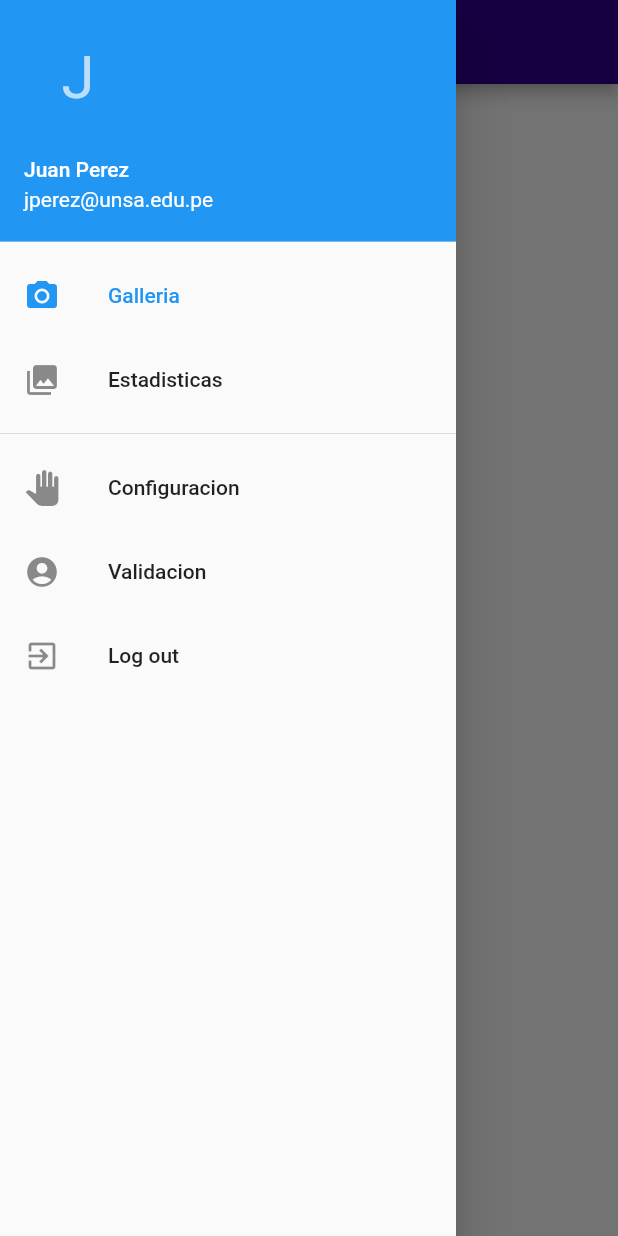
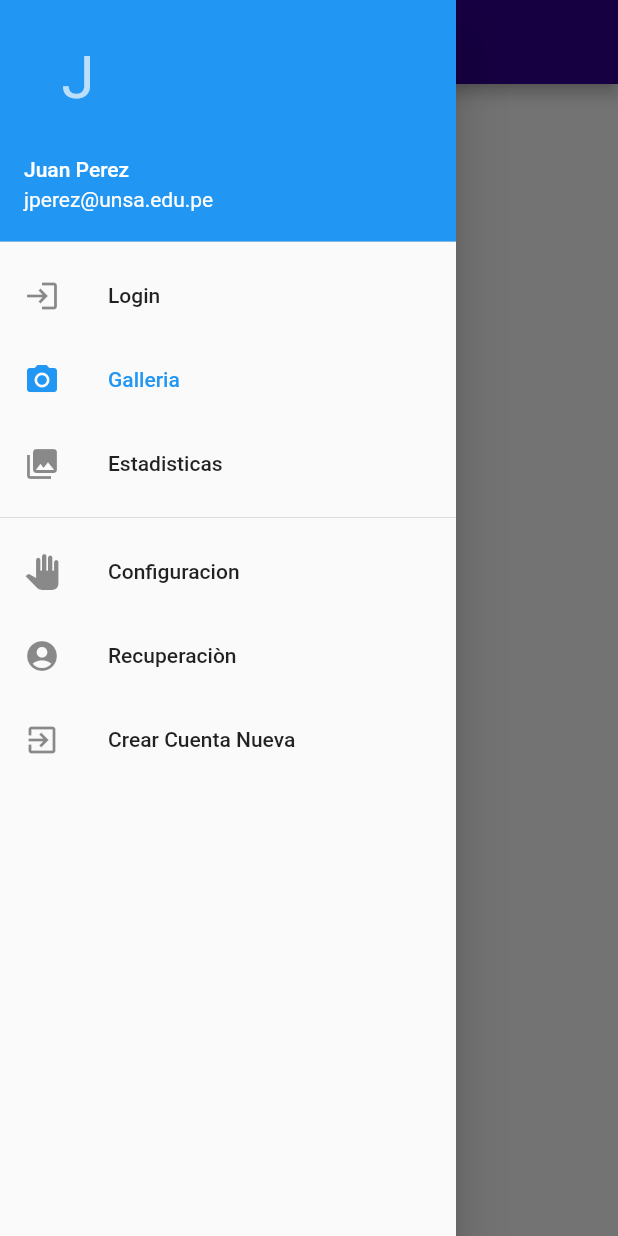
Before and after one commit to ealvan/dartProjectIHC, a Flutter app: the screen it shows after launch, with the side drawer open, on a phone screen of 412 x 824 dp. Run offline on Flutter 3.47's test engine with Material 2 defaults, Android fonts, the phone set to English and light mode, and no system bars; our stand-ins replace charts_flutter; missing offline and left inert: flutter_auth_buttons; network calls fail.

```diff
--- a/lib/charts/Statistics.dart
+++ b/lib/charts/Statistics.dart
@@ -11,24 +11,6 @@ void main() {
   runApp(Statistics());
 }
 
-final m5 = Padding(
-  padding: EdgeInsets.all(8.0),
-  child: Container(
-    child: Center(
-      child: Column(
-        children: <Widget>[
-          Text(
-            'Tasa de remuneraciones por jugadores',
-            style: TextStyle(fontSize: 24.0, fontWeight: FontWeight.bold),
-          ),
-          Expanded(
-            child: PointsLineChart.withSampleData(),
-          ),
-        ],
-      ),
-    ),
-  ),
-);
 final m4 = Padding(
   padding: EdgeInsets.all(8.0),
   child: Container(
@@ -101,8 +83,27 @@ final m1 = Padding(
     ),
   ),
 );
+final m5 = Padding(
+  padding: EdgeInsets.all(8.0),
+  child: Container(
+    child: Center(
+      child: Column(
+        children: <Widget>[
+          Text(
+            "Tasa de intercambios por jugador",
+            style: TextStyle(fontSize: 24.0, fontWeight: FontWeight.bold),
+          ),
+          Expanded(
+            child: PointsLineChart.withSampleData(),
+          ),
+        ],
+      ),
+    ),
+  ),
+);
 
 class Statistics extends StatelessWidget {
+  //********************************************************************* */
   @override
   Widget build(BuildContext context) {
     return MaterialApp(
@@ -119,16 +120,10 @@ class Statistics extends StatelessWidget {
                 Tab(icon: Icon(Icons.login_rounded)),
               ],
             ),
-            title: Text('App Alianza Lima'),
+            title: Text('Estadisticas Alianza Lima'),
           ),
           body: TabBarView(
-            children: [
-              HomePage(),
-              m2,
-              m3,
-              m4,
-              m5,
-            ],
+            children: [HomePage(), m2, m3, m4, m5],
           ),
         ),
       ),
@@ -142,3 +137,11 @@ class Statistics extends StatelessWidget {
     );
   }
 }
+/*
+localizationsDelegates: [
+        GlobalMaterialLocalizations.delegate,
+        GlobalWidgetsLocalizations.delegate,
+        GlobalCupertinoLocalizations.delegate,
+        AppStrings.delegate,
+      ],
+*/
--- a/lib/estudio_time/Usuarios.dart
+++ b/lib/estudio_time/Usuarios.dart
@@ -7,10 +7,10 @@ class Usuarios extends StatelessWidget {
   @override
   Widget build(BuildContext context) {
     return MaterialApp(
-      title: S.of(context).userList,
+      title: "Lista de Usuarios",
       home: Scaffold(
         appBar: AppBar(
-          title: Text(S.of(context).userList),
+          title: Text("Lista de Usuarios"),
         ),
         body: ListView(
           children: [
--- a/lib/estudio_time/crud.dart
+++ b/lib/estudio_time/crud.dart
@@ -26,7 +26,7 @@ class Crud extends StatelessWidget {
                 Tab(icon: Icon(Icons.mail_outline_rounded)),
               ],
             ),
-            title: Text(S.of(context).titleText),
+            title: Text("Crud"),
           ),
           body: TabBarView(
             children: [
--- a/lib/estudio_time/gallery.dart
+++ b/lib/estudio_time/gallery.dart
@@ -4,8 +4,19 @@ class Gallery extends StatelessWidget {
   @override
   Widget build(BuildContext context) {
     // TODO: implement build
-    return Center(
-      child: Text("GalleriA!!!**"),
+    List a = [
+      "https://e.ad.amtv.pe/futbol-peruano-alianza-lima-jugador-que-asoma-como-refuerzo-ataque-n401540-808x454-908628.jpg",
+      "https://prod.media.libero.pe/1200x660/libero/imagen/2020/09/27/noticia-1601245203-alianza-lima-camistea-morada.jpg",
+      "https://pbs.twimg.com/media/DQ5XakdWsAIDoSR.jpg",
+      "https://http2.mlstatic.com/D_NQ_NP_895328-MPE40284806355_122019-O.jpg",
+    ];
+    return Scaffold(
+      body: ListView.builder(
+        itemBuilder: (BuildContext ctx, int index) {
+          return Image.network(a[index]);
+        },
+        itemCount: a.length,
+      ),
     );
   }
 }
--- a/lib/estudio_time/nav.dart
+++ b/lib/estudio_time/nav.dart
@@ -3,13 +3,14 @@ import 'package:tabs_flutter/charts/Statistics.dart';
 import 'package:tabs_flutter/estudio_time/Usuarios.dart';
 import 'package:tabs_flutter/estudio_time/valid_aux.dart';
 import 'package:tabs_flutter/estudio_time/gallery.dart';
-import 'package:tabs_flutter/estudio_time/crud.dart';
+import 'package:tabs_flutter/estudio_time/login.dart';
+import 'package:tabs_flutter/estudio_time/recovery.dart';
 
 class Nav extends StatefulWidget {
   NavState createState() => NavState();
 }
 
-class NavState extends State<Nav> {
+class NavState extends State<Nav> with TickerProviderStateMixin {
   int _selectDrawerItem = 0;
   _getDrawerItemWidget(int pos) {
     switch (pos) {
@@ -20,14 +21,17 @@ class NavState extends State<Nav> {
       case 2:
         return Usuarios();
       case 3:
+        return Recovery();
+      case 4:
         return MyApp1();
-      case 4:
-        return Crud();
+      case 5:
+        return Login();
     }
   }
 
   _onSelectPosition(int pos) {
     Navigator.of(context).pop();
+
     setState(() {
       _selectDrawerItem = pos;
     });
@@ -37,7 +41,7 @@ class NavState extends State<Nav> {
   Widget build(BuildContext context) {
     return Scaffold(
       appBar: AppBar(
-        title: Text("My Navigation"),
+        title: Text("App Alianza Lima"),
       ),
       drawer: new Drawer(
         child: ListView(
@@ -52,6 +56,14 @@ class NavState extends State<Nav> {
                   style: TextStyle(fontSize: 40.0),
                 ),
               ),
+            ),
+            new ListTile(
+              title: Text("Login"),
+              leading: Icon(Icons.login_outlined),
+              selected: (5 == _selectDrawerItem),
+              onTap: () {
+                _onSelectPosition(5);
+              },
             ),
             new ListTile(
               title: Text("Galleria"),
@@ -79,7 +91,7 @@ class NavState extends State<Nav> {
               },
             ),
             new ListTile(
-              title: Text("Validacion"),
+              title: Text("Recuperaciòn"),
               leading: Icon(Icons.account_circle),
               selected: (3 == _selectDrawerItem),
               onTap: () {
@@ -87,7 +99,7 @@ class NavState extends State<Nav> {
               },
             ),
             new ListTile(
-              title: Text("Log out"),
+              title: Text("Crear Cuenta Nueva"),
               leading: Icon(Icons.exit_to_app),
               selected: (4 == _selectDrawerItem),
               onTap: () {
--- a/lib/l10n/intl_en.arb
+++ b/lib/l10n/intl_en.arb
@@ -20,5 +20,9 @@
     "loginPassword":"PASSWORD",
     "loginForgetPassword": "Did you forget your password?",
     "loginEmail":"Log in for EMAIL",
-    "missCount":"You do not have an account?"
+    "missCount":"You do not have an account?",
+    "tasaRe":"Rate of remuneration for players",
+    "tasaLe":"Injuries per season",
+    "tasaInter":"Exchange rate per team",
+    "porcent":"Percentage of contribution to the Alianza Lima team"
 }
--- a/lib/l10n/intl_es.arb
+++ b/lib/l10n/intl_es.arb
@@ -20,5 +20,9 @@
     "loginPassword":"CONTRASENIA",
     "loginForgetPassword": "Olviste tu contrasenia?",
     "loginEmail":"Ingresar por Email",
-    "missCount":"No tiene una cuenta?"
+    "missCount":"No tiene una cuenta?",
+    "tasaRe":"Tasa de remuneraciones por jugadores",
+    "tasaLe":"Lesiones por temporada",
+    "tasaInter":"Taza de intercambio por equipo",
+    "porcent":"Porcentaje de contribucion al equipo Alianza Lima"
 }
--- a/lib/l10n/intl_pt_BR.arb
+++ b/lib/l10n/intl_pt_BR.arb
@@ -20,5 +20,9 @@
     "loginPassword":"PASSWORD",
     "loginForgetPassword": "Esqueceu sua senha?",
     "loginEmail":"Entrar por e-mail",
-    "missCount":"Não tem uma conta?"
+    "missCount":"Não tem uma conta?",
+    "tasaRe":"Taxa de remuneração dos jogadores",
+    "tasaLe":"Lesões por temporada",
+    "tasaInter":"Taxa de câmbio por equipe",
+    "porcent":"Porcentagem de contribuição à equipe Alianza Lima"
 }
--- a/pubspec.yaml
+++ b/pubspec.yaml
@@ -37,8 +37,8 @@ dev_dependencies:
 flutter:
   uses-material-design: true
   assets:
-    - assets/images/fairy.jpg
+    - assets/images/
 flutter_intl:
-  enabled: false
+  enabled: true
+  class_name: S
   main_locale: en
-  class_name: S
```
Also changed, not shown: assets/images/clans.jpg (deleted), assets/images/empyre.jpg (deleted), assets/images/fairy.jpg (deleted), lib/generated/intl/messages_en.dart, lib/generated/intl/messages_es.dart, lib/generated/intl/messages_pt_BR.dart, lib/generated/l10n.dart.
